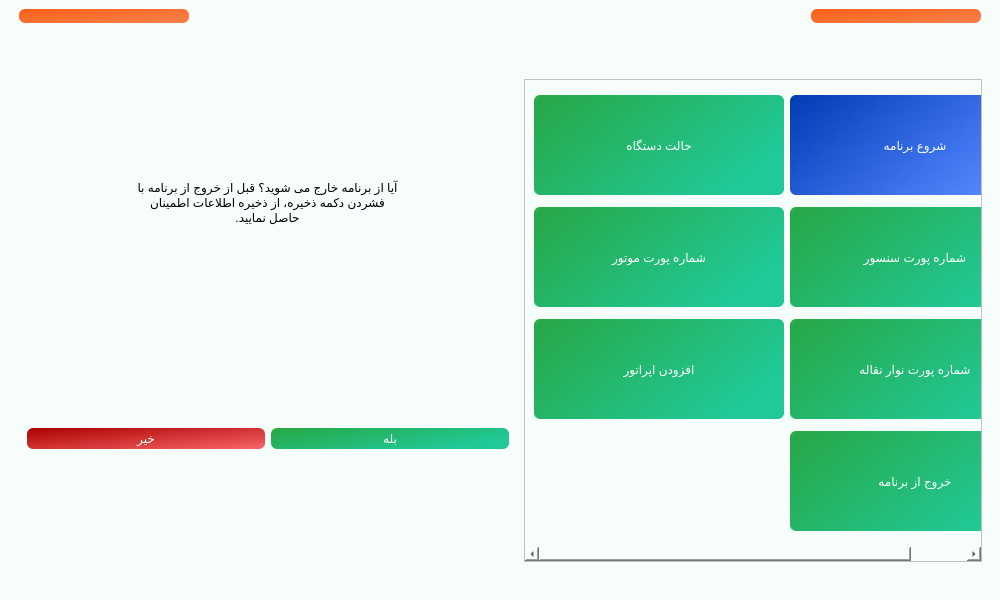
Before: the Qt Designer form main.ui in Farazist/raspberrypi-app, drawn with Qt 5.
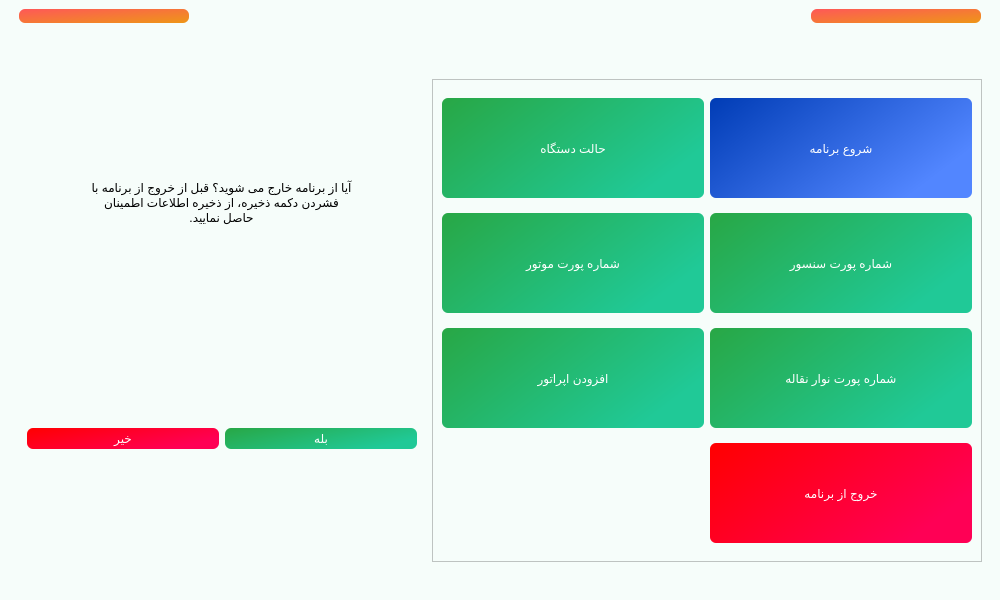
After: the same form once the commit is applied. The open tabs and pages were chosen to show the change. Icons and pictures are not drawn.

Diff of the .ui file:
```diff
--- a/main.ui
+++ b/main.ui
@@ -52,7 +52,7 @@
         <property name="styleSheet">
          <string notr="true">font: 20pt &quot;IRANSans&quot;;
 color: rgb(255, 255, 255);
-background-color:qlineargradient(x1:0, y1:0, x2:1, y2:1, stop:0 #fb5f15, stop:1 #f5834d);
+background-color:qlineargradient(x1:0, y1:0, x2:1, y2:1, stop:0 #FE5858, stop:1 #EE9617);
 border-radius: 6px;
 outline-style: none;</string>
         </property>
@@ -97,7 +97,7 @@
         <property name="styleSheet">
          <string notr="true">font: 20pt &quot;IRANSans&quot;;
 color: rgb(255, 255, 255);
-background-color:qlineargradient(x1:0, y1:0, x2:1, y2:1, stop:0 #fb5f15, stop:1 #f5834d);
+background-color:qlineargradient(x1:0, y1:0, x2:1, y2:1, stop:0 #FE5858, stop:1 #EE9617);
 border-radius: 6px;
 outline-style: none;</string>
         </property>
@@ -1265,7 +1265,7 @@
            <widget class="QStackedWidget" name="StackSetting">
             <property name="minimumSize">
              <size>
-              <width>500</width>
+              <width>0</width>
               <height>0</height>
              </size>
             </property>
@@ -1404,9 +1404,9 @@
                    </size>
                   </property>
                   <property name="styleSheet">
-                   <string notr="true">background: qlineargradient(x1:0, y1:0, x2:1, y2:1, stop:0 #aa0000, stop:1 #f86565);
+                   <string notr="true">background-color: qlineargradient(spread:pad, x1:0, y1:0, x2:1, y2:0.5,x3:1, y3:1, stop:0 #FF0000, stop:1#FF0055,  stop:2 #FF5500);
+color: rgb(255, 255, 255);
 font: 24pt &quot;IRANSans&quot;;
-color: #ffffff; 
 padding: 3px; 
 border: none; 
 border-radius: 6px;</string>
@@ -1576,7 +1576,7 @@
            <widget class="QScrollArea" name="scrollArea_2">
             <property name="minimumSize">
              <size>
-              <width>450</width>
+              <width>550</width>
               <height>0</height>
              </size>
             </property>
@@ -1594,7 +1594,7 @@
               <rect>
                <x>0</x>
                <y>0</y>
-               <width>524</width>
+               <width>531</width>
                <height>436</height>
               </rect>
              </property>
@@ -1740,7 +1740,7 @@
                  </size>
                 </property>
                 <property name="styleSheet">
-                 <string notr="true">background-color: qlineargradient(spread:pad, x1:0, y1:0, x2:1, y2:0.5,x3:1, y3:1, stop:0 #28a745, stop:1#20c997,  stop:2 #17a2b8);
+                 <string notr="true">background-color: qlineargradient(spread:pad, x1:0, y1:0, x2:1, y2:0.5,x3:1, y3:1, stop:0 #FF0000, stop:1#FF0055,  stop:2 #FF5500);
 color: rgb(255, 255, 255);
 font: 24pt &quot;IRANSans&quot;;
 padding: 3px; 
```
Left out of the diff: 9 changed lines with no effect on the pictures.
